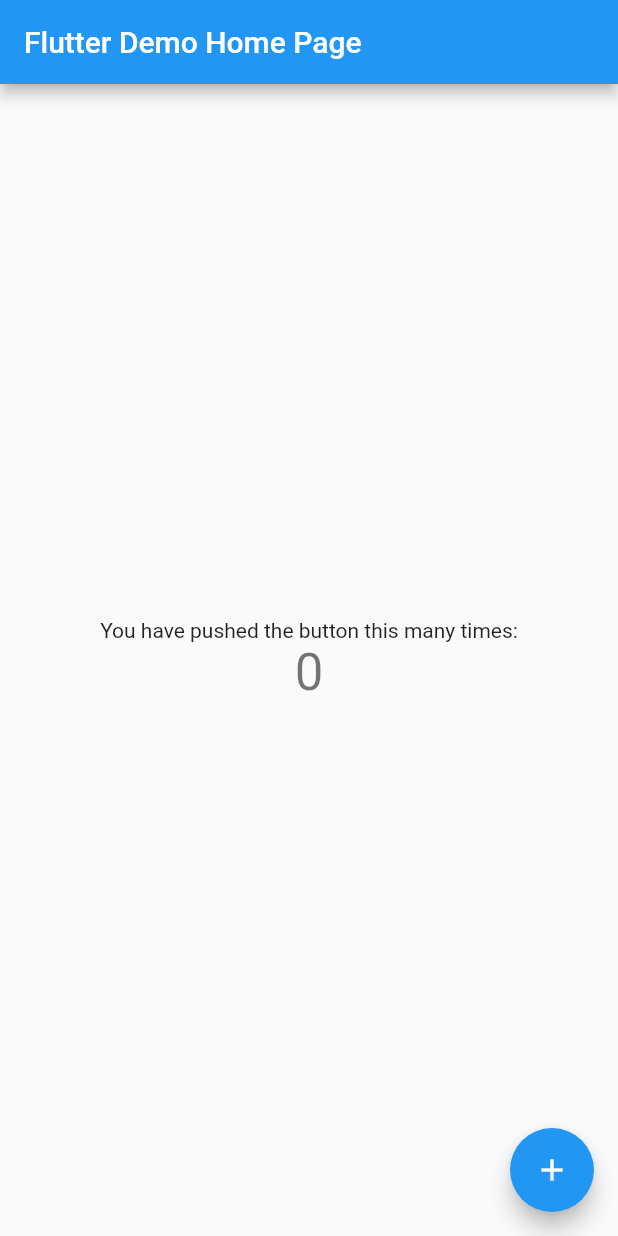
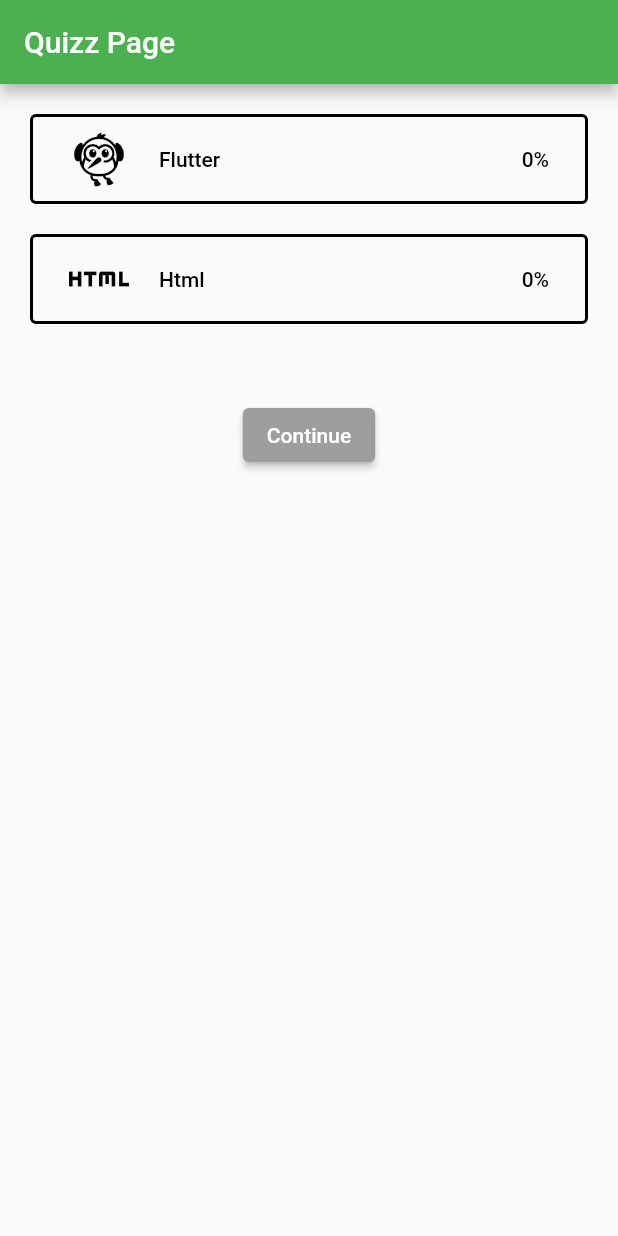
Before and after one commit to Codeessed/QuizzApp, a Flutter app: the screen it shows after launch, on a phone screen of 412 x 824 dp. Run offline on Flutter 3.47's test engine with Material 2 defaults, Android fonts, the phone set to English and light mode, and no system bars.

Commit message:
home screen done

```diff
--- a/lib/main.dart
+++ b/lib/main.dart
@@ -22,9 +22,9 @@ class MyApp extends StatelessWidget {
         // or simply save your changes to "hot reload" in a Flutter IDE).
         // Notice that the counter didn't reset back to zero; the application
         // is not restarted.
-        primarySwatch: Colors.blue,
+        primarySwatch: Colors.green,
       ),
-      home: const MyHomePage(title: 'Flutter Demo Home Page'),
+      home: const Scaffold(body: MyHomePage(title: 'Quizz Page')),
     );
   }
 }
@@ -32,84 +32,107 @@ class MyApp extends StatelessWidget {
 class MyHomePage extends StatefulWidget {
   const MyHomePage({super.key, required this.title});
 
-  // This widget is the home page of your application. It is stateful, meaning
-  // that it has a State object (defined below) that contains fields that affect
-  // how it looks.
-
-  // This class is the configuration for the state. It holds the values (in this
-  // case the title) provided by the parent (in this case the App widget) and
-  // used by the build method of the State. Fields in a Widget subclass are
-  // always marked "final".
-
   final String title;
 
   @override
   State<MyHomePage> createState() => _MyHomePageState();
+
 }
 
+
 class _MyHomePageState extends State<MyHomePage> {
-  int _counter = 0;
+  int btnIndex = 0;
+  // final List<bool> _selections = List.generate(2, (_)=>false );
+  late bool buttonEnabled;
 
-  void _incrementCounter() {
-    setState(() {
-      // This call to setState tells the Flutter framework that something has
-      // changed in this State, which causes it to rerun the build method below
-      // so that the display can reflect the updated values. If we changed
-      // _counter without calling setState(), then the build method would not be
-      // called again, and so nothing would appear to happen.
-      _counter++;
-    });
+  @override
+  void initState() {
+    super.initState();
+    buttonEnabled = false;
   }
 
-  @override
-  Widget build(BuildContext context) {
-    // This method is rerun every time setState is called, for instance as done
-    // by the _incrementCounter method above.
-    //
-    // The Flutter framework has been optimized to make rerunning build methods
-    // fast, so that you can just rebuild anything that needs updating rather
-    // than having to individually change instances of widgets.
-    return Scaffold(
-      appBar: AppBar(
-        // Here we take the value from the MyHomePage object that was created by
-        // the App.build method, and use it to set our appbar title.
-        title: Text(widget.title),
+  Widget customRadioButton(String text, int index, IconData icon) {
+    buttonEnabled = btnIndex > 0;
+
+    return OutlinedButton(
+      onPressed: () {
+        setState(() {
+          btnIndex = index;
+        });
+      },
+
+      style: OutlinedButton.styleFrom(
+        side: BorderSide(width: 2, color: (btnIndex == index) ? Colors.green : Colors.black)
       ),
-      body: Center(
-        // Center is a layout widget. It takes a single child and positions it
-        // in the middle of the parent.
-        child: Column(
-          // Column is also a layout widget. It takes a list of children and
-          // arranges them vertically. By default, it sizes itself to fit its
-          // children horizontally, and tries to be as tall as its parent.
-          //
-          // Invoke "debug painting" (press "p" in the console, choose the
-          // "Toggle Debug Paint" action from the Flutter Inspector in Android
-          // Studio, or the "Toggle Debug Paint" command in Visual Studio Code)
-          // to see the wireframe for each widget.
-          //
-          // Column has various properties to control how it sizes itself and
-          // how it positions its children. Here we use mainAxisAlignment to
-          // center the children vertically; the main axis here is the vertical
-          // axis because Columns are vertical (the cross axis would be
-          // horizontal).
-          mainAxisAlignment: MainAxisAlignment.center,
-          children: <Widget>[
-            const Text(
-              'You have pushed the button this many times:',
+      // shape: RoundedRectangleBorder(borderRadius: BorderRadius.circular(10)),
+      // borderSide: BorderSide(color: (value == index) ? Colors.green : Colors.black),
+      child: Padding(
+        padding: const EdgeInsets.all(10),
+        child: Row(
+          children: [
+             Icon(icon,size: 40, color: (btnIndex == index) ? Colors.green : Colors.black),
+            const SizedBox(width: 20),
+            Text(
+              text,
+              style: TextStyle(
+                color: (btnIndex == index) ? Colors.green : Colors.black,
+              ),
             ),
+            const Spacer(),
             Text(
-              '$_counter',
-              style: Theme.of(context).textTheme.headlineMedium,
+              '0%',
+              style: TextStyle(
+                color: (btnIndex == index) ? Colors.green : Colors.black,
+                // colo: btnIndex == index? Colors.green : Colors.black;
+              ),
             ),
           ],
         ),
       ),
-      floatingActionButton: FloatingActionButton(
-        onPressed: _incrementCounter,
-        tooltip: 'Increment',
-        child: const Icon(Icons.add),
-      ), // This trailing comma makes auto-formatting nicer for build methods.
     );
   }
+
+
+
+  @override
+  Widget build(BuildContext context) {
+
+    return  Scaffold(
+      appBar: AppBar(title: Text(widget.title)),
+      body: Padding(
+        padding: const EdgeInsets.all(20),
+        child: Column(
+          mainAxisSize: MainAxisSize.max,
+          mainAxisAlignment: MainAxisAlignment.start,
+          children: <Widget>[
+            customRadioButton("Flutter", 1,  Icons.flutter_dash),
+            const SizedBox(height: 20),
+            customRadioButton("Html", 2, Icons.html),
+            const SizedBox(height: 50),
+            ElevatedButton(
+                style: ElevatedButton.styleFrom(
+                    backgroundColor: buttonEnabled? Colors.green : Colors.grey
+                ),
+                onPressed: (){
+                  setState(() {
+                    btnIndex = 0;
+                  });
+                  buttonEnabled? showSnackBar(context, 'Move to next page'): showSnackBar(context, 'Pick a quizz');
+                  // setState(() {
+                  //   buttonEnabled = !buttonEnabled;
+                  // });
+                },
+                child: const Text("Continue")
+            )
+          ],
+        ),
+      ),
+    );
+
+  }
+
+  void showSnackBar(BuildContext context, String text){
+    ScaffoldMessenger.of(context)..removeCurrentSnackBar()..showSnackBar(SnackBar(content: Text(text)));
+  }
+
 }
```
